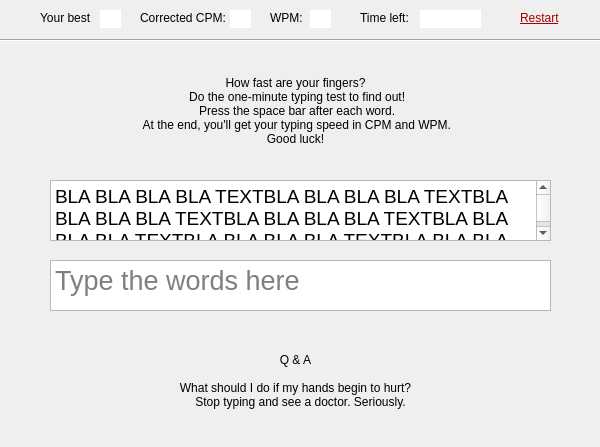
Qt form speed_test_ui.ui (samoeds/Typing_speedcheck_pyQT) before a commit.
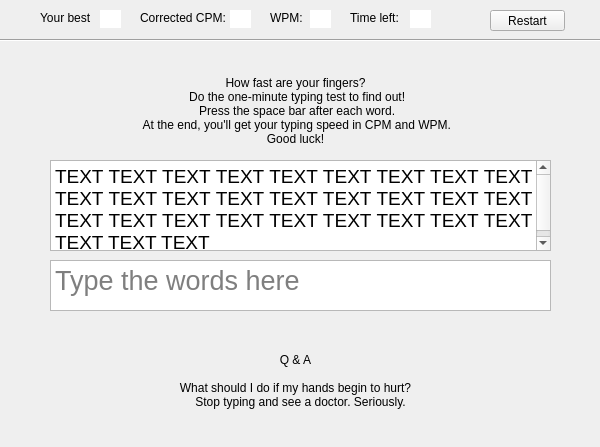
The same form after that commit.

The edit to the form file:
```diff
--- a/speed_test_ui.ui
+++ b/speed_test_ui.ui
@@ -92,7 +92,7 @@
   <widget class="QLabel" name="label_4">
    <property name="geometry">
     <rect>
-     <x>360</x>
+     <x>350</x>
      <y>10</y>
      <width>51</width>
      <height>16</height>
@@ -102,27 +102,6 @@
     <string>Time left:</string>
    </property>
   </widget>
-  <widget class="QLabel" name="restart_label">
-   <property name="geometry">
-    <rect>
-     <x>520</x>
-     <y>10</y>
-     <width>41</width>
-     <height>16</height>
-    </rect>
-   </property>
-   <property name="font">
-    <font>
-     <underline>true</underline>
-    </font>
-   </property>
-   <property name="styleSheet">
-    <string notr="true">color: rgb(170, 0, 0);</string>
-   </property>
-   <property name="text">
-    <string>Restart</string>
-   </property>
-  </widget>
   <widget class="QLabel" name="your_best_score">
    <property name="geometry">
     <rect>
@@ -177,9 +156,9 @@
   <widget class="QLabel" name="time_label">
    <property name="geometry">
     <rect>
-     <x>420</x>
+     <x>410</x>
      <y>10</y>
-     <width>61</width>
+     <width>21</width>
      <height>18</height>
     </rect>
    </property>
@@ -194,14 +173,14 @@
    <property name="geometry">
     <rect>
      <x>50</x>
-     <y>180</y>
+     <y>160</y>
      <width>501</width>
-     <height>61</height>
+     <height>91</height>
     </rect>
    </property>
    <property name="font">
     <font>
-     <pointsize>15</pointsize>
+     <pointsize>12</pointsize>
     </font>
    </property>
    <property name="html">
@@ -211,8 +190,8 @@
 hr { height: 1px; border-width: 0; }
 li.unchecked::marker { content: &quot;\2610&quot;; }
 li.checked::marker { content: &quot;\2612&quot;; }
-&lt;/style&gt;&lt;/head&gt;&lt;body style=&quot; font-family:'Segoe UI'; font-size:15pt; font-weight:400; font-style:normal;&quot;&gt;
-&lt;p style=&quot; margin-top:0px; margin-bottom:0px; margin-left:0px; margin-right:0px; -qt-block-indent:0; text-indent:0px;&quot;&gt;&lt;span style=&quot; font-size:14pt;&quot;&gt;BLA BLA BLA BLA TEXTBLA BLA BLA BLA TEXTBLA BLA BLA BLA TEXTBLA BLA BLA BLA TEXTBLA BLA BLA BLA TEXTBLA BLA BLA BLA TEXTBLA BLA BLA BLA TEXTBLA BLA BLA BLA TEXTBLA BLA BLA BLA TEXTBLA BLA BLA BLA TEXTBLA BLA BLA BLA TEXTBLA BLA BLA BLA &lt;/span&gt;&lt;/p&gt;&lt;/body&gt;&lt;/html&gt;</string>
+&lt;/style&gt;&lt;/head&gt;&lt;body style=&quot; font-family:'Segoe UI'; font-size:12pt; font-weight:400; font-style:normal;&quot;&gt;
+&lt;p align=&quot;justify&quot; style=&quot; margin-top:0px; margin-bottom:0px; margin-left:0px; margin-right:0px; -qt-block-indent:0; text-indent:0px;&quot;&gt;&lt;span style=&quot; font-size:14pt;&quot;&gt;TEXT TEXT TEXT TEXT TEXT TEXT TEXT TEXT TEXT TEXT TEXT TEXT TEXT TEXT TEXT TEXT TEXT TEXT TEXT TEXT TEXT TEXT TEXT TEXT TEXT TEXT TEXT TEXT TEXT TEXT&lt;/span&gt;&lt;/p&gt;&lt;/body&gt;&lt;/html&gt;</string>
    </property>
   </widget>
   <widget class="QLabel" name="label_5">
@@ -260,6 +239,19 @@
     <set>Qt::AlignCenter</set>
    </property>
   </widget>
+  <widget class="QPushButton" name="restart_button">
+   <property name="geometry">
+    <rect>
+     <x>490</x>
+     <y>10</y>
+     <width>75</width>
+     <height>21</height>
+    </rect>
+   </property>
+   <property name="text">
+    <string>Restart</string>
+   </property>
+  </widget>
  </widget>
  <resources/>
  <connections/>
```
